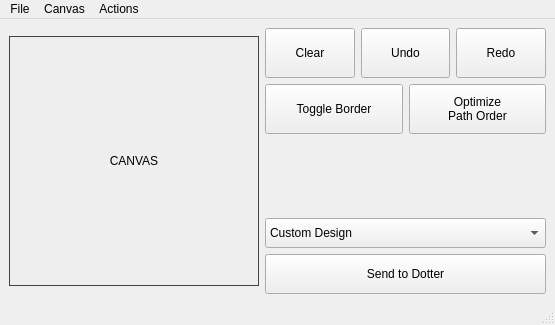
First picture: the form in mainwindow.ui, repository kForth/PeenerPlotter, before the edit.
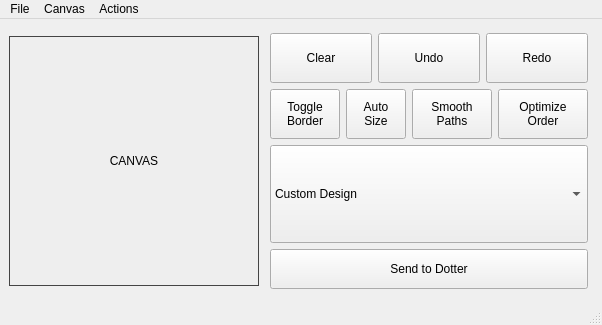
Second picture: the form after the edit.

Patch:
```diff
--- a/mainwindow.ui
+++ b/mainwindow.ui
@@ -68,10 +68,28 @@
     </item>
     <item>
      <layout class="QVBoxLayout" name="verticalLayout">
+      <property name="leftMargin">
+       <number>5</number>
+      </property>
+      <property name="topMargin">
+       <number>5</number>
+      </property>
+      <property name="rightMargin">
+       <number>5</number>
+      </property>
+      <property name="bottomMargin">
+       <number>5</number>
+      </property>
       <item>
        <layout class="QHBoxLayout" name="horizontalLayout">
         <item>
          <widget class="QPushButton" name="clearButton">
+          <property name="sizePolicy">
+           <sizepolicy hsizetype="Preferred" vsizetype="Minimum">
+            <horstretch>0</horstretch>
+            <verstretch>0</verstretch>
+           </sizepolicy>
+          </property>
           <property name="minimumSize">
            <size>
             <width>60</width>
@@ -84,6 +102,9 @@
             <height>16777215</height>
            </size>
           </property>
+          <property name="styleSheet">
+           <string notr="true"/>
+          </property>
           <property name="text">
            <string>Clear</string>
           </property>
@@ -91,6 +112,12 @@
         </item>
         <item>
          <widget class="QPushButton" name="undoButton">
+          <property name="sizePolicy">
+           <sizepolicy hsizetype="Preferred" vsizetype="Minimum">
+            <horstretch>0</horstretch>
+            <verstretch>0</verstretch>
+           </sizepolicy>
+          </property>
           <property name="minimumSize">
            <size>
             <width>60</width>
@@ -116,6 +143,12 @@
         </item>
         <item>
          <widget class="QPushButton" name="redoButton">
+          <property name="sizePolicy">
+           <sizepolicy hsizetype="Preferred" vsizetype="Minimum">
+            <horstretch>0</horstretch>
+            <verstretch>0</verstretch>
+           </sizepolicy>
+          </property>
           <property name="minimumSize">
            <size>
             <width>60</width>
@@ -142,31 +175,66 @@
         </property>
         <item>
          <widget class="QPushButton" name="drawBorderButton">
+          <property name="sizePolicy">
+           <sizepolicy hsizetype="Preferred" vsizetype="Minimum">
+            <horstretch>0</horstretch>
+            <verstretch>0</verstretch>
+           </sizepolicy>
+          </property>
           <property name="minimumSize">
            <size>
-            <width>120</width>
+            <width>70</width>
             <height>50</height>
            </size>
           </property>
           <property name="text">
-           <string>Toggle Border</string>
+           <string>Toggle
+Border</string>
           </property>
           <property name="checkable">
            <bool>true</bool>
           </property>
          </widget>
         </item>
+        <item>
+         <widget class="QPushButton" name="autoSizeButton">
+          <property name="minimumSize">
+           <size>
+            <width>60</width>
+            <height>50</height>
+           </size>
+          </property>
+          <property name="text">
+           <string>Auto
+Size</string>
+          </property>
+         </widget>
+        </item>
+        <item>
+         <widget class="QPushButton" name="smoothPathsButton">
+          <property name="minimumSize">
+           <size>
+            <width>0</width>
+            <height>50</height>
+           </size>
+          </property>
+          <property name="text">
+           <string>Smooth
+Paths</string>
+          </property>
+         </widget>
+        </item>
         <item>
          <widget class="QPushButton" name="optimizeButton">
           <property name="sizePolicy">
-           <sizepolicy hsizetype="Minimum" vsizetype="Fixed">
+           <sizepolicy hsizetype="Preferred" vsizetype="Minimum">
             <horstretch>0</horstretch>
             <verstretch>0</verstretch>
            </sizepolicy>
           </property>
           <property name="minimumSize">
            <size>
-            <width>100</width>
+            <width>90</width>
             <height>50</height>
            </size>
           </property>
@@ -178,29 +246,16 @@
           </property>
           <property name="text">
            <string>Optimize
-Path Order</string>
+Order</string>
           </property>
          </widget>
         </item>
        </layout>
       </item>
-      <item>
-       <spacer name="verticalSpacer">
-        <property name="orientation">
-         <enum>Qt::Vertical</enum>
-        </property>
-        <property name="sizeHint" stdset="0">
-         <size>
-          <width>20</width>
-          <height>40</height>
-         </size>
-        </property>
-       </spacer>
-      </item>
       <item>
        <widget class="QComboBox" name="designSelectBox">
         <property name="sizePolicy">
-         <sizepolicy hsizetype="Preferred" vsizetype="Fixed">
+         <sizepolicy hsizetype="Preferred" vsizetype="Expanding">
           <horstretch>0</horstretch>
           <verstretch>0</verstretch>
          </sizepolicy>
@@ -211,12 +266,21 @@
           <height>30</height>
          </size>
         </property>
+        <property name="maxVisibleItems">
+         <number>10</number>
+        </property>
+        <property name="sizeAdjustPolicy">
+         <enum>QComboBox::AdjustToContents</enum>
+        </property>
         <property name="iconSize">
          <size>
-          <width>200</width>
-          <height>200</height>
+          <width>24</width>
+          <height>24</height>
          </size>
         </property>
+        <property name="frame">
+         <bool>true</bool>
+        </property>
         <item>
          <property name="text">
           <string>Custom Design</string>
@@ -241,6 +305,12 @@
       </item>
       <item>
        <widget class="QPushButton" name="sendButton">
+        <property name="sizePolicy">
+         <sizepolicy hsizetype="Preferred" vsizetype="MinimumExpanding">
+          <horstretch>0</horstretch>
+          <verstretch>0</verstretch>
+         </sizepolicy>
+        </property>
         <property name="minimumSize">
          <size>
           <width>120</width>
```
Left out of the diff: 22 changed lines with no effect on the pictures.
